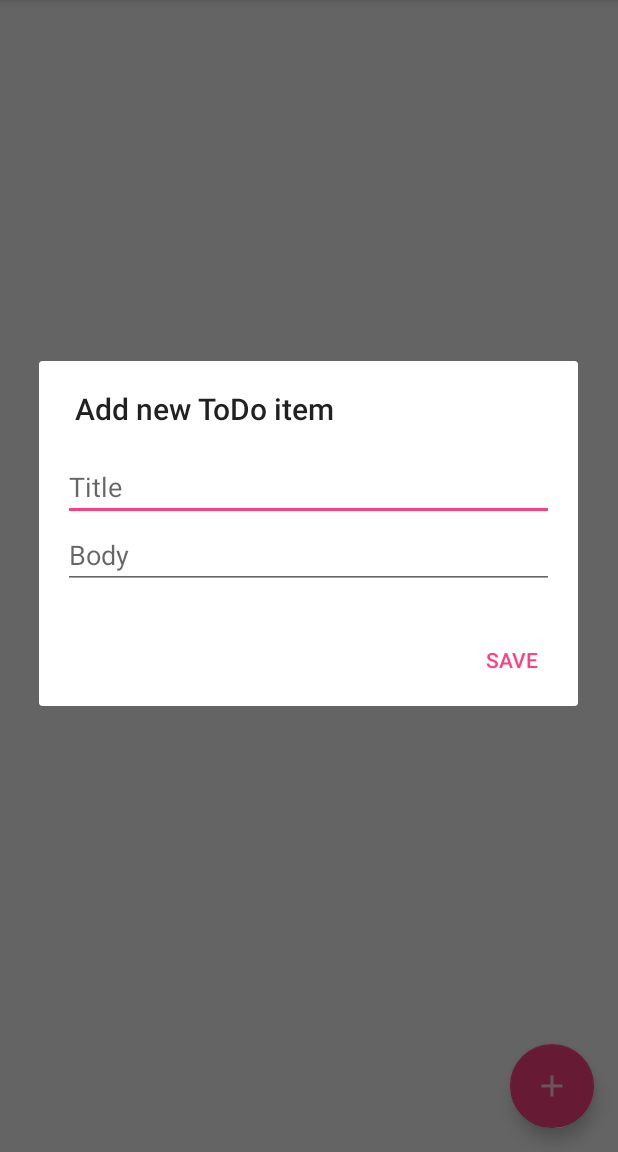
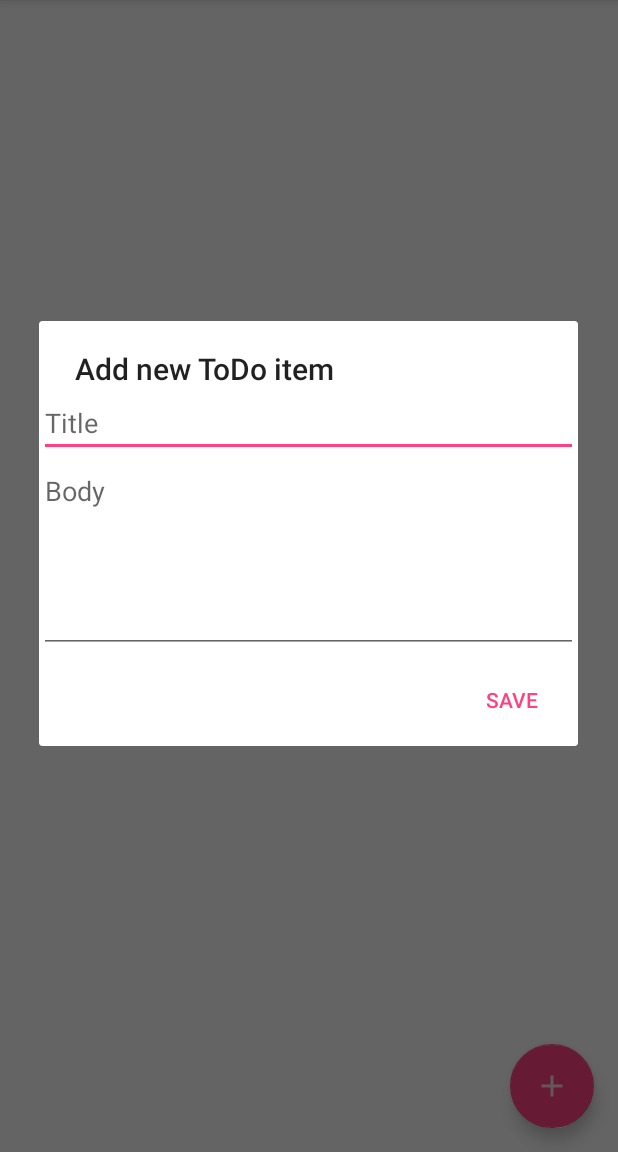
Before and after one commit to JosiasSena/kotlintodo, an Android app: the screen it shows after launch (MainActivity), after a tap on an icon or button, on a phone screen of 412 x 824 dp, the part 84-1236 px from its top. Run offline under Robolectric (Android 15) with nearby library versions, the phone set to English and light mode, and no system bars; libraries missing offline, so code that uses them is left out: io.realm; 4 statements that could not run were skipped.

```diff
--- a/app/src/main/java/com/josiasssena/kotlintodo/application/App.kt
+++ b/app/src/main/java/com/josiasssena/kotlintodo/application/App.kt
@@ -4,6 +4,7 @@ import android.app.Application
 import com.josiasssena.kotlintodo.realm.RealmModule
 import io.realm.Realm
 import io.realm.RealmConfiguration
+
 
 /**
  * @author Josias Sena
--- a/app/src/main/java/com/josiasssena/kotlintodo/main/MainActivity.kt
+++ b/app/src/main/java/com/josiasssena/kotlintodo/main/MainActivity.kt
@@ -7,31 +7,18 @@ import android.support.v7.app.AppCompatActivity
 import android.support.v7.widget.LinearLayoutManager
 import android.support.v7.widget.RecyclerView
 import android.support.v7.widget.Toolbar
-import android.util.Log
 import android.view.LayoutInflater
 import android.view.View
 import android.widget.EditText
-import com.google.firebase.database.DataSnapshot
-import com.google.firebase.database.DatabaseError
-import com.google.firebase.database.FirebaseDatabase
-import com.google.firebase.database.ValueEventListener
 import com.josiasssena.kotlintodo.R
 import com.josiasssena.kotlintodo.core.Todo
 import com.josiasssena.kotlintodo.main.recview.ToDoAdapter
 import com.josiasssena.kotlintodo.realm.TodoRealmManager
-import io.realm.Realm
 
 class MainActivity : AppCompatActivity(), View.OnClickListener {
 
     private val adapter = ToDoAdapter()
-    private val database: FirebaseDatabase = FirebaseDatabase.getInstance()
-
     private var addTodoDialog: AlertDialog? = null
-    private var dialogBody: View? = null
-
-    companion object {
-        val TAG = MainActivity::class.java.simpleName!!
-    }
 
     override fun onCreate(savedInstanceState: Bundle?) {
         super.onCreate(savedInstanceState)
@@ -46,37 +33,11 @@ class MainActivity : AppCompatActivity(), View.OnClickListener {
         buildAddTodoDialog()
 
         initRecView()
-
-        getTodos()
-    }
-
-    private fun getTodos() {
-        val ref = database.getReference("todos")
-        ref.addValueEventListener(object : ValueEventListener {
-            override fun onDataChange(dataSnapshot: DataSnapshot) {
-                val realm = Realm.getDefaultInstance()
-                val children = dataSnapshot.children.toList()
-
-                children.asSequence()
-                        .map { it.getValue(Todo::class.java) }
-                        .forEach {
-                            val todo = it
-
-                            realm.executeTransaction {
-                                realm.insertOrUpdate(todo)
-                                adapter.notifyDataSetChanged()
-                            }
-                        }
-            }
-
-            override fun onCancelled(error: DatabaseError) {
-                Log.e(TAG, "onCancelled: " + error.message)
-            }
-        })
     }
 
     override fun onDestroy() {
         addTodoDialog?.hide()
+
         super.onDestroy()
     }
 
@@ -88,27 +49,18 @@ class MainActivity : AppCompatActivity(), View.OnClickListener {
     }
 
     override fun onClick(v: View?) {
-        clearDialogViews()
         addTodoDialog?.show()
     }
 
-    private fun clearDialogViews() {
-        val etTitle = dialogBody?.findViewById(R.id.et_title) as EditText
-        val etBody = dialogBody?.findViewById(R.id.et_body) as EditText
-
-        etTitle.setText("")
-        etBody.setText("")
-    }
-
     private fun buildAddTodoDialog() {
-        dialogBody = LayoutInflater.from(this).inflate(R.layout.todo_dialog, null)
-        val etTitle = dialogBody?.findViewById(R.id.et_title) as EditText
-        val etBody = dialogBody?.findViewById(R.id.et_body) as EditText
+        val body = LayoutInflater.from(this).inflate(R.layout.todo_dialog, null)
+        val etTitle = body.findViewById(R.id.et_title) as EditText
+        val etBody = body.findViewById(R.id.et_body) as EditText
 
         addTodoDialog = AlertDialog.Builder(this)
-                .setView(dialogBody)
+                .setView(body)
                 .setTitle(R.string.add_new_todo)
-                .setPositiveButton(R.string.save, { _, _ ->
+                .setPositiveButton(R.string.save, { dialog, which ->
                     val todo = Todo()
                     todo.title = etTitle.text.toString()
                     todo.body = etBody.text.toString()
--- a/app/src/main/java/com/josiasssena/kotlintodo/main/recview/ToDoAdapter.kt
+++ b/app/src/main/java/com/josiasssena/kotlintodo/main/recview/ToDoAdapter.kt
@@ -51,7 +51,7 @@ class ToDoAdapter : RecyclerView.Adapter<TodoViewHolder>() {
         AlertDialog.Builder(context)
                 .setView(body)
                 .setTitle(context.getString(R.string.edit_todo))
-                .setPositiveButton(context.getString(R.string.save), { _, _ ->
+                .setPositiveButton(context.getString(R.string.save), { dialog, which ->
                     realm.executeTransaction {
                         todo.title = etTitle.text.toString()
                         todo.body = etBody.text.toString()
@@ -66,13 +66,13 @@ class ToDoAdapter : RecyclerView.Adapter<TodoViewHolder>() {
                 .setCancelable(false)
                 .setTitle(context.getString(R.string.delete_dialog_titile))
                 .setMessage(context.getString(R.string.delete_dialog_body))
-                .setPositiveButton(android.R.string.ok, { _, _ ->
+                .setPositiveButton(android.R.string.ok, { dialog, which ->
                     realm.executeTransaction {
                         notifyItemRemoved(todoList.indexOf(todo))
                         todo.deleteFromRealm()
                     }
                 })
-                .setNegativeButton(android.R.string.cancel, { dialog, _ ->
+                .setNegativeButton(android.R.string.cancel, { dialog, which ->
                     dialog.dismiss()
                 })
                 .show()
--- a/app/src/main/java/com/josiasssena/kotlintodo/realm/TodoRealmManager.kt
+++ b/app/src/main/java/com/josiasssena/kotlintodo/realm/TodoRealmManager.kt
@@ -2,7 +2,6 @@ package com.josiasssena.kotlintodo.realm
 
 import com.josiasssena.kotlintodo.core.Todo
 import io.realm.Realm
-import java.util.*
 
 /**
  * @author Josias Sena
@@ -17,7 +16,6 @@ class TodoRealmManager {
     fun insertTodo(todo: Todo) {
         val realm = Realm.getDefaultInstance()
         realm.executeTransaction { realm ->
-            todo.id = UUID.randomUUID().toString()
             realm.insert(todo)
         }
     }
--- a/app/src/main/java/rx/Observable.kt
+++ /dev/null
@@ -1,6 +0,0 @@
-package rx
-
-/**
- * @author Josias Sena
- */
-class Observable
--- a/app/src/main/res/layout/todo_dialog.xml
+++ b/app/src/main/res/layout/todo_dialog.xml
@@ -3,8 +3,7 @@
     style="@style/Theme.AppCompat.Dialog"
     android:layout_width="match_parent"
     android:layout_height="wrap_content"
-    android:orientation="vertical"
-    android:padding="16dp">
+    android:orientation="vertical">
 
     <EditText
         android:id="@+id/et_title"
@@ -17,8 +16,10 @@
         android:id="@+id/et_body"
         android:layout_width="match_parent"
         android:layout_height="wrap_content"
+        android:gravity="top|start"
         android:hint="@string/body"
         android:inputType="textMultiLine"
+        android:lines="5"
         android:maxLines="100"/>
 
 </LinearLayout>
--- a/build.gradle
+++ b/build.gradle
@@ -5,10 +5,9 @@ buildscript {
         jcenter()
     }
     dependencies {
-        classpath 'com.android.tools.build:gradle:2.3.3'
+        classpath 'com.android.tools.build:gradle:2.3.1'
         classpath "org.jetbrains.kotlin:kotlin-gradle-plugin:1.1.1"
         classpath "io.realm:realm-gradle-plugin:3.0.0"
-        classpath 'com.google.gms:google-services:3.0.0'
         // NOTE: Do not place your application dependencies here; they belong
         // in the individual module build.gradle files
     }
```
Also changed, not shown: app/build.gradle (+3 -8 lines), app/src/main/java/com/josiasssena/kotlintodo/core/Todo.kt (+7 -12 lines).
